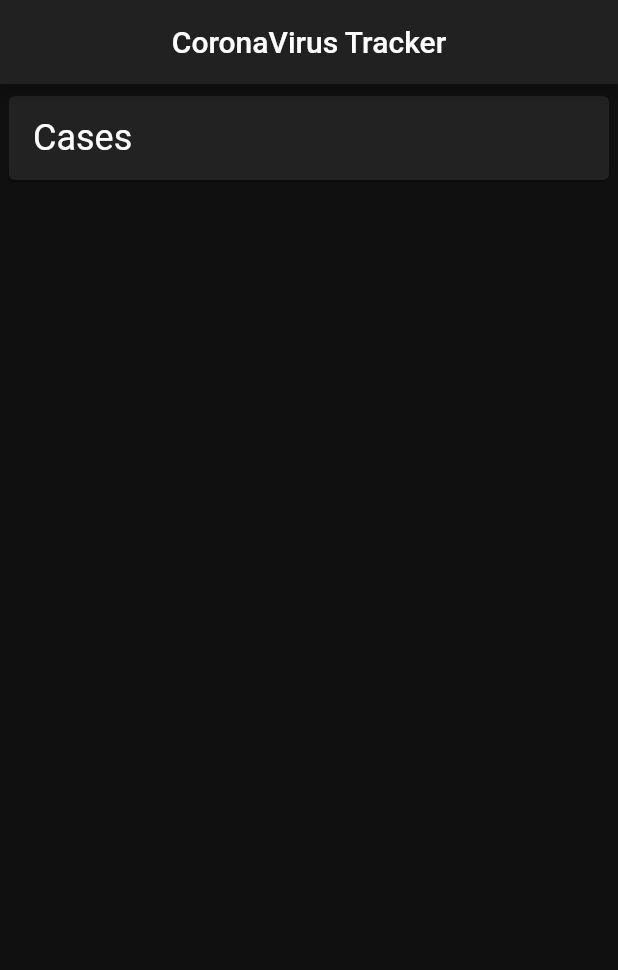
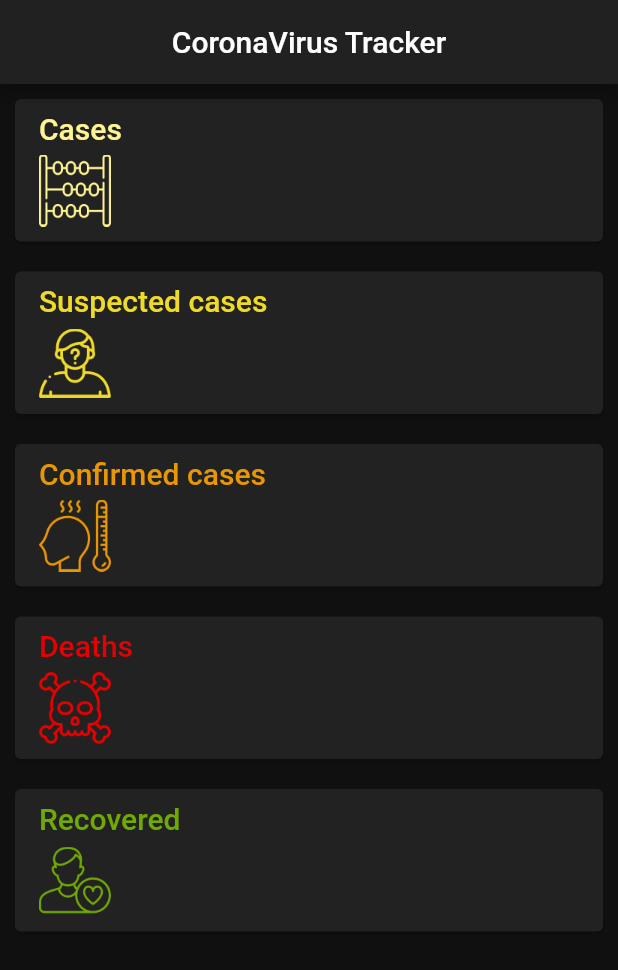
Before and after one commit to a7madZ3Dev/nCovid, a Flutter app: the screen it shows after launch, on a phone screen of 412 x 824 dp. Shown: the top 970 px of the screen. Run offline on Flutter 3.47's test engine with Material 2 defaults, Android fonts, the phone set to English and light mode, and no system bars; network calls fail.

```diff
--- /dev/null
+++ b/lib/app/repositories/endpoints_data.dart
@@ -0,0 +1,17 @@
+import 'package:flutter/foundation.dart';
+
+import '../services/api.dart';
+
+class EndpointsData {
+  EndpointsData({@required this.values});
+  final Map<Endpoint, int> values;
+  int get cases => values[Endpoint.cases];
+  int get casesSuspected => values[Endpoint.casesSuspected];
+  int get casesConfirmed => values[Endpoint.casesConfirmed];
+  int get deaths => values[Endpoint.deaths];
+  int get recovered => values[Endpoint.recovered];
+
+  @override
+  String toString() =>
+      'cases: $cases, suspected: $casesSuspected, confirmed: $casesConfirmed, deaths: $deaths, recovered: $recovered';
+}
--- a/lib/app/ui/dashboard.dart
+++ b/lib/app/ui/dashboard.dart
@@ -3,6 +3,7 @@ import 'package:provider/provider.dart';
 
 import '../services/api.dart';
 import './endpoint_card.dart';
+import '../repositories/endpoints_data.dart';
 import '../repositories/data_repository.dart';
 
 class Dashboard extends StatefulWidget {
@@ -11,7 +12,7 @@ class Dashboard extends StatefulWidget {
 }
 
 class _DashboardState extends State<Dashboard> {
-  int _cases;
+  EndpointsData _endpointsData;
 
   @override
   void initState() {
@@ -21,8 +22,8 @@ class _DashboardState extends State<Dashboard> {
 
   Future<void> _updateData() async {
     final dataRepository = Provider.of<DataRepository>(context, listen: false);
-    final cases = await dataRepository.getEndpointData(Endpoint.cases);
-    setState(() => _cases = cases);
+    final endpointsData = await dataRepository.getAllEndpointsData();
+    setState(() => _endpointsData = endpointsData);
   }
 
   @override
@@ -35,12 +36,14 @@ class _DashboardState extends State<Dashboard> {
       body: RefreshIndicator(
         onRefresh: _updateData,
         child: ListView(
-          children: <Widget>[
-            EndpointCard(
-              endpoint: Endpoint.cases,
-              value: _cases,
-            ),
-          ],
+          children: Endpoint.values
+              .map((endpoint) => EndpointCard(
+                    endpoint: endpoint,
+                    value: _endpointsData != null
+                        ? _endpointsData.values[endpoint]
+                        : null,
+                  ))
+              .toList(),
         ),
       ),
     );
--- a/lib/app/ui/endpoint_card.dart
+++ b/lib/app/ui/endpoint_card.dart
@@ -1,28 +1,64 @@
 import '../services/api.dart';
 import 'package:flutter/material.dart';
+
+class EndpointCardData {
+  EndpointCardData(this.title, this.assetName, this.color);
+  final String title;
+  final String assetName;
+  final Color color;
+}
 
 class EndpointCard extends StatelessWidget {
   const EndpointCard({Key key, this.endpoint, this.value}) : super(key: key);
   final Endpoint endpoint;
   final int value;
 
+  static Map<Endpoint, EndpointCardData> _cardsData = {
+    Endpoint.cases:
+        EndpointCardData('Cases', 'assets/count.png', Color(0xFFFFF492)),
+    Endpoint.casesSuspected: EndpointCardData(
+        'Suspected cases', 'assets/suspect.png', Color(0xFFEEDA28)),
+    Endpoint.casesConfirmed: EndpointCardData(
+        'Confirmed cases', 'assets/fever.png', Color(0xFFE99600)),
+    Endpoint.deaths:
+        EndpointCardData('Deaths', 'assets/death.png', Color(0xFFE40000)),
+    Endpoint.recovered:
+        EndpointCardData('Recovered', 'assets/patient.png', Color(0xFF70A901)),
+  };
+
   @override
   Widget build(BuildContext context) {
+    final cardData = _cardsData[endpoint];
     return Padding(
-      padding: const EdgeInsets.symmetric(horizontal: 2.0, vertical: 4.0),
+      padding: const EdgeInsets.symmetric(horizontal: 6.0, vertical: 6.0),
       child: Card(
         child: Padding(
           padding: const EdgeInsets.symmetric(horizontal: 16.0, vertical: 8.0),
-          child: Row(
-            mainAxisAlignment: MainAxisAlignment.spaceBetween,
+          child: Column(
+            crossAxisAlignment: CrossAxisAlignment.start,
             children: <Widget>[
               Text(
-                'Cases',
-                style: Theme.of(context).textTheme.headline5,
+                cardData.title,
+                style: Theme.of(context)
+                    .textTheme
+                    .headline6
+                    .copyWith(color: cardData.color),
               ),
-              Text(
-                value?.toString() ?? '', // value != null ? value.toString() : ''
-                style: Theme.of(context).textTheme.headline4,
+              SizedBox(height: 4),
+              SizedBox(
+                height: 52,
+                child: Row(
+                  mainAxisAlignment: MainAxisAlignment.spaceBetween,
+                  crossAxisAlignment: CrossAxisAlignment.center,
+                  children: <Widget>[
+                    Image.asset(cardData.assetName, color: cardData.color),
+                    Text(
+                      value != null ? value.toString() : '',        // value?.toString() ?? ''
+                      style: Theme.of(context).textTheme.headline5.copyWith(
+                          color: cardData.color, fontWeight: FontWeight.w500),
+                    ),
+                  ],
+                ),
               ),
             ],
           ),
--- a/pubspec.yaml
+++ b/pubspec.yaml
@@ -48,8 +48,8 @@ flutter:
   uses-material-design: true
 
   # To add assets to your application, add an assets section, like this:
-  # assets:
-  #   - images/a_dot_burr.jpeg
+  assets:
+    - assets/
   #   - images/a_dot_ham.jpeg
 
   # An image asset can refer to one or more resolution-specific "variants", see
```
Also changed, not shown: lib/app/repositories/data_repository.dart (+41 -5 lines), assets/2.0x/count.png (added), assets/2.0x/death.png (added), assets/2.0x/fever.png (added), assets/2.0x/patient.png (added), assets/2.0x/suspect.png (added), assets/3.0x/count.png (added), assets/3.0x/death.png (added), assets/3.0x/fever.png (added), assets/3.0x/patient.png (added), assets/3.0x/suspect.png (added), assets/count.png (added), assets/death.png (added), assets/fever.png (added), 2 more files.
